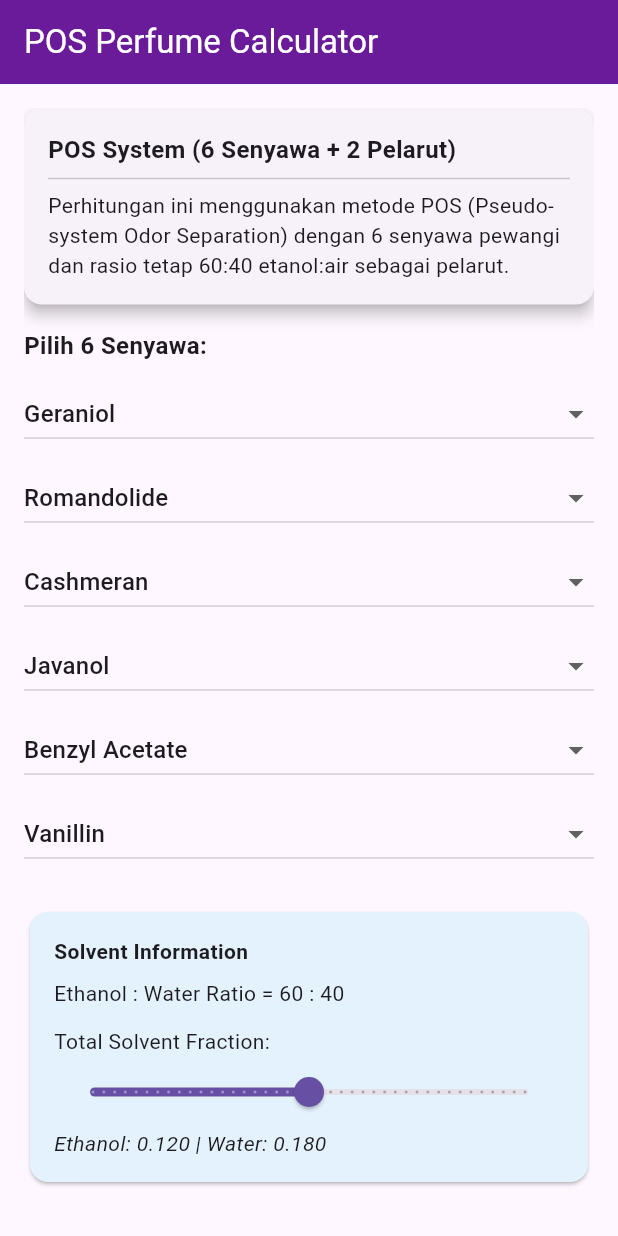
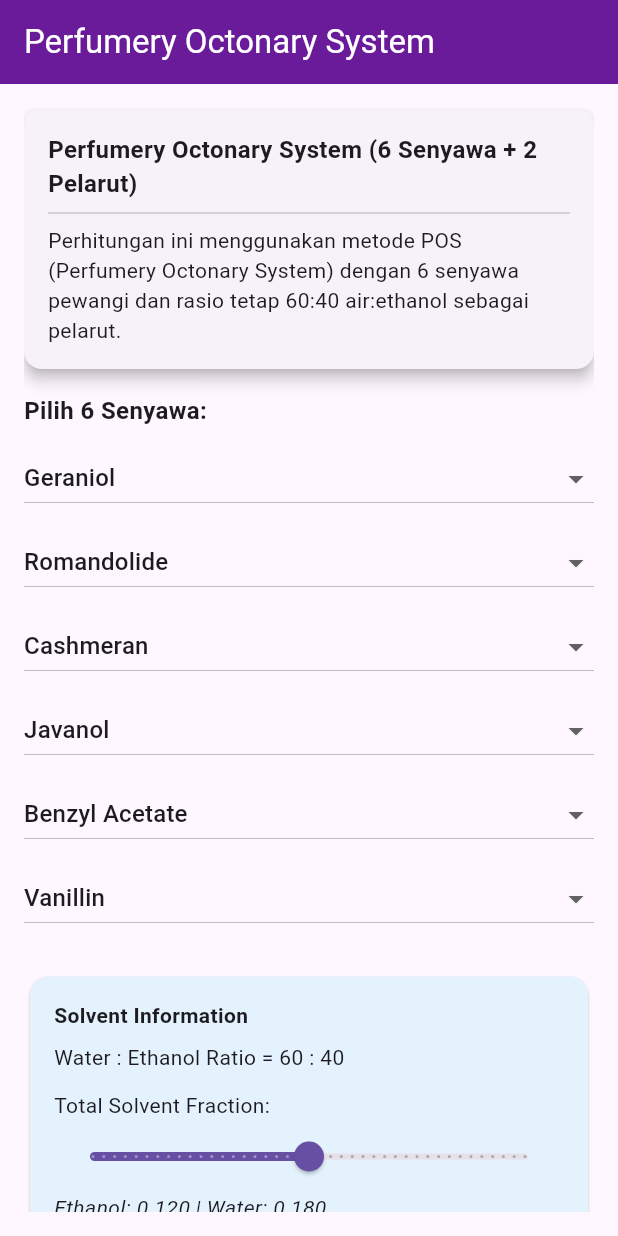
Before and after one commit to fikriymnn/askreatif_app_pq2d, a Flutter app: the screen it shows after launch, on a phone screen of 412 x 824 dp. Run offline on Flutter 3.47's test engine with Material 3 defaults, Android fonts, the phone set to English and light mode, and no system bars; our stand-ins replace fl_chart.

Commit message:
update mac

```diff
--- a/lib/main.dart
+++ b/lib/main.dart
@@ -228,8 +228,7 @@ class _SolverPageState extends State<SolverPage> {
     Random random = Random();
     List<double> tempFractions = List.generate(6, (_) => random.nextDouble());
     double tempSum = tempFractions.reduce((a, b) => a + b);
-    tempFractions =
-        tempFractions
+    tempFractions = tempFractions
         .map((f) => f / tempSum * (1 - totalSolventFraction))
         .toList();
     fractions = tempFractions;
@@ -279,8 +278,7 @@ class _SolverPageState extends State<SolverPage> {
     // Calculate combinatorial part of activity coefficient
     List<double> lnGammaC = List.filled(nComps, 0.0);
     for (int i = 0; i < nComps; i++) {
-      lnGammaC[i] =
-          1 -
+      lnGammaC[i] = 1 -
           volumeFractions[i] +
           log(volumeFractions[i]) -
           5 *
@@ -332,8 +330,7 @@ class _SolverPageState extends State<SolverPage> {
             double tau = exp(-a / (8.314 * T));
             // Protect against extreme values or zero fractions
             if (fraction > 0 && isFinite(tau) && isFinite(fraction)) {
-              residualSum +=
-                  count1 *
+              residualSum += count1 *
                   fraction *
                   (log(tau) - log(1 + (tau - 1) * fraction));
             }
@@ -455,8 +452,7 @@ class _SolverPageState extends State<SolverPage> {
             if (odorValuesPerturbed.any((val) => val.isNaN || val.isInfinite)) {
               jacobian[i][j] = 0.0; // Use a safe default
             } else {
-              double fPerturbed =
-                  odorValuesPerturbed[i + 1] -
+              double fPerturbed = odorValuesPerturbed[i + 1] -
                   targetRatios[i] * odorValuesPerturbed[0];
               jacobian[i][j] = (fPerturbed - f[i]) / h;
             }
@@ -656,8 +652,7 @@ class _SolverPageState extends State<SolverPage> {
       progressValue = 0.0;
     });
 
-    List<Compound> selectedList =
-        selectedCompounds
+    List<Compound> selectedList = selectedCompounds
         .map((name) => compounds.firstWhere((c) => c.name == name))
         .toList();
 
@@ -671,8 +666,7 @@ class _SolverPageState extends State<SolverPage> {
       (_) => random.nextDouble(),
     );
     double sum = initialGuess.reduce((a, b) => a + b);
-    initialGuess =
-        initialGuess
+    initialGuess = initialGuess
         .map((f) => f / sum * (1.0 - totalSolventFraction))
         .toList();
 
@@ -700,8 +694,7 @@ class _SolverPageState extends State<SolverPage> {
             (_) => random.nextDouble(),
           );
           sum = initialGuess.reduce((a, b) => a + b);
-          initialGuess =
-              initialGuess
+          initialGuess = initialGuess
               .map((f) => f / sum * (1.0 - totalSolventFraction))
               .toList();
 
@@ -815,14 +808,14 @@ class _SolverPageState extends State<SolverPage> {
       newResult += "${selectedList[i].name}: ${ov[i].toStringAsFixed(4)}\n";
     }
 
-    newResult += "\n=== TARGET RATIOS ===\n";
-    newResult += "Base Compound: ${selectedList[0].name}\n";
-    for (int i = 0; i < targetRatios.length; i++) {
-      newResult +=
-          "${selectedList[i + 1].name}: ${targetRatios[i].toStringAsFixed(4)}\n";
-    }
-    newResult +=
-        "Average Ratio Difference: ${avgRatioDiff.toStringAsFixed(6)}\n";
+    // newResult += "\n=== TARGET RATIOS ===\n";
+    // newResult += "Base Compound: ${selectedList[0].name}\n";
+    // for (int i = 0; i < targetRatios.length; i++) {
+    //   newResult +=
+    //       "${selectedList[i + 1].name}: ${targetRatios[i].toStringAsFixed(4)}\n";
+    // }
+    // newResult +=
+    //     "Average Ratio Difference: ${avgRatioDiff.toStringAsFixed(6)}\n";
 
     newResult += "\n=== SOLVENT ODOR VALUES ===\n";
     newResult += "Ethanol: ${ethanolOV.toStringAsFixed(4)}\n";
@@ -883,7 +876,7 @@ class _SolverPageState extends State<SolverPage> {
     return Scaffold(
       appBar: AppBar(
         title: Text(
-          "POS Perfume Calculator",
+          "Perfumery Octonary System",
           style: TextStyle(color: Colors.white),
         ),
         backgroundColor: Colors.purple[800],
@@ -903,7 +896,7 @@ class _SolverPageState extends State<SolverPage> {
                     crossAxisAlignment: CrossAxisAlignment.start,
                     children: [
                       Text(
-                        "POS System (6 Senyawa + 2 Pelarut)",
+                        "Perfumery Octonary System (6 Senyawa + 2 Pelarut)",
                         style: TextStyle(
                           fontWeight: FontWeight.bold,
                           fontSize: 16,
@@ -911,7 +904,7 @@ class _SolverPageState extends State<SolverPage> {
                       ),
                       Divider(),
                       Text(
-                        "Perhitungan ini menggunakan metode POS (Pseudo-system Odor Separation) dengan 6 senyawa pewangi dan rasio tetap 60:40 etanol:air sebagai pelarut.",
+                        "Perhitungan ini menggunakan metode POS (Perfumery Octonary System) dengan 6 senyawa pewangi dan rasio tetap 60:40 air:ethanol sebagai pelarut.",
                         style: TextStyle(fontSize: 14),
                       ),
                     ],
@@ -938,8 +931,7 @@ class _SolverPageState extends State<SolverPage> {
                         generateRandomFractions();
                       });
                     },
-                    items:
-                        compounds
+                    items: compounds
                         .where(
                           (c) => !["Water", "Ethanol"].contains(c.name),
                         )
@@ -968,7 +960,7 @@ class _SolverPageState extends State<SolverPage> {
                         style: TextStyle(fontWeight: FontWeight.bold),
                       ),
                       SizedBox(height: 8),
-                      Text("Ethanol : Water Ratio = 60 : 40"),
+                      Text("Water : Ethanol Ratio = 60 : 40"),
                       SizedBox(height: 12),
                       Text("Total Solvent Fraction:"),
                       Slider(
@@ -997,8 +989,7 @@ class _SolverPageState extends State<SolverPage> {
 
               // Calculate button
               Center(
-                child:
-                    isLoading
+                child: isLoading
                     ? Column(
                         children: [
                           LinearProgressIndicator(value: progressValue),
@@ -1049,7 +1040,8 @@ class _SolverPageState extends State<SolverPage> {
                           Divider(),
                           Text(
                             result,
-                          style: TextStyle(fontFamily: 'Courier', fontSize: 14),
+                            style:
+                                TextStyle(fontFamily: 'Courier', fontSize: 14),
                           ),
                         ],
                       ),
```
Also changed, not shown: 1 other file. Lines whose indentation alone changed are shown as unchanged.
